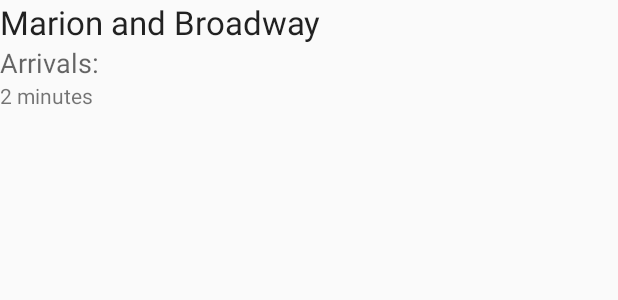
After one commit to julrich1/Streetcar-Android, an Android app: the layout testlayout.xml on its own in the app's theme, with its tools: preview values and no code run, on a phone screen of 412 x 824 dp. The commit adds this screen. Shown: the top 300 px of the screen. Run offline under Robolectric (Android 15) with nearby library versions, the phone set to English and light mode, and no system bars; network calls fail.

Commit message:
Added stop arrival times

```diff
--- a/app/build.gradle
+++ b/app/build.gradle
@@ -30,4 +30,5 @@ dependencies {
     compile 'com.google.code.gson:gson:2.8.2'
     testCompile 'junit:junit:4.12'
     compile 'com.android.support.constraint:constraint-layout:1.0.2'
+    compile 'com.sothree.slidinguppanel:library:3.3.1'
 }
--- /dev/null
+++ b/app/src/main/res/layout/testlayout.xml
@@ -0,0 +1,27 @@
+<?xml version="1.0" encoding="utf-8"?>
+<LinearLayout xmlns:android="http://schemas.android.com/apk/res/android"
+    android:layout_width="match_parent"
+    android:layout_height="match_parent"
+    android:orientation="vertical"
+    android:weightSum="1">
+
+    <TextView
+        android:id="@+id/textView"
+        android:layout_width="match_parent"
+        android:layout_height="wrap_content"
+        android:text="Marion and Broadway"
+        android:textAppearance="@android:style/TextAppearance.Large" />
+
+    <TextView
+        android:id="@+id/textView2"
+        android:layout_width="match_parent"
+        android:layout_height="wrap_content"
+        android:text="Arrivals:"
+        android:textAppearance="@style/TextAppearance.AppCompat.Medium" />
+
+    <TextView
+        android:id="@+id/textView3"
+        android:layout_width="match_parent"
+        android:layout_height="wrap_content"
+        android:text="2 minutes" />
+</LinearLayout>
```
Also changed, not shown: app/src/main/java/jacob/SeattleStreetcarTracker/FetchArrivalTimes.java (added, +13 -0 lines), app/src/main/java/jacob/SeattleStreetcarTracker/MapsActivity.java (+120 -8 lines), app/src/main/java/jacob/SeattleStreetcarTracker/WebRequest.java (+40 -0 lines), app/src/main/res/layout/main_layout_new.xml (added, +44 -0 lines).
